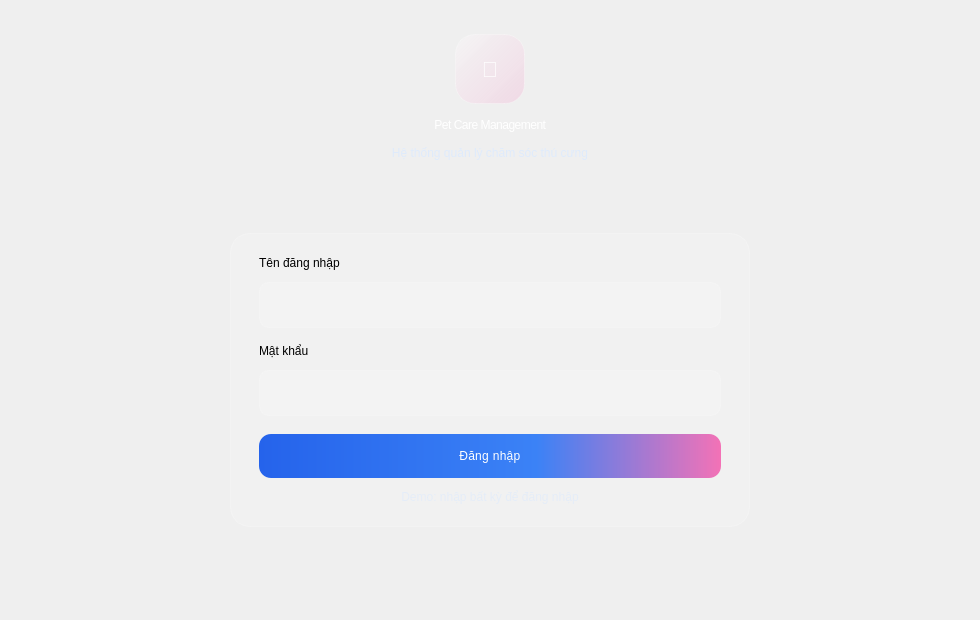
Old version of the form ui/login.ui in the repository thaieaut-engineer/LTUD_Python_Nhom_18.
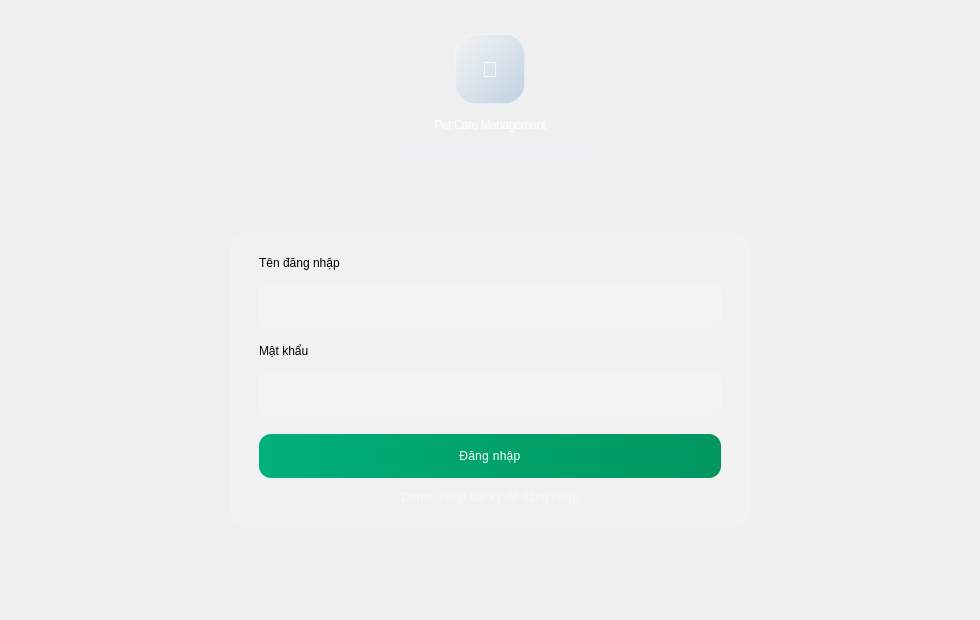
New version of the form.

```diff
--- a/ui/login.ui
+++ b/ui/login.ui
@@ -14,7 +14,7 @@
   <property name="styleSheet">
    <string notr="true">QWidget#LoginPage{
 background: qlineargradient(x1:0, y1:0, x2:1, y2:1,
-  stop:0 #0B1E3F, stop:0.35 #15306B, stop:0.7 #2563EB, stop:1 #F472B6);
+  stop:0 #006848, stop:0.45 #00965E, stop:1 #005EB8);
 }
 QWidget#LoginPage QLabel{
 background: transparent;
@@ -34,7 +34,7 @@
 padding: 11px 14px;
 color: #FFFFFF;
 font: 500 11pt "Segoe UI";
-selection-background-color: rgba(244,114,182,0.45);
+selection-background-color: rgba(0,150,94,0.55);
 min-height: 22px;
 }
 QFrame#LoginCard QLineEdit:hover{
@@ -51,11 +51,11 @@
 letter-spacing: -0.5px;
 }
 QLabel#Subtitle{
-color: rgba(219,234,254,0.85);
+color: rgba(230,245,255,0.88);
 font: 500 10pt "Segoe UI";
 }
 QLabel#FieldLabel{
-color: rgba(219,234,254,0.90);
+color: rgba(230,245,255,0.92);
 font: 700 9pt "Segoe UI";
 letter-spacing: 0.4px;
 }
@@ -66,7 +66,7 @@
 font: 800 11pt "Segoe UI";
 letter-spacing: 0.3px;
 padding: 11px 16px;
-background: qlineargradient(x1:0, y1:0, x2:1, y2:0, stop:0 #2563EB, stop:0.6 #3B82F6, stop:1 #F472B6);
+background: qlineargradient(x1:0, y1:0, x2:1, y2:0, stop:0 #00B078, stop:1 #00965E);
 }
 QPushButton#LoginButton:hover{
 background: qlineargradient(x1:0, y1:0, x2:1, y2:0, stop:0 #1D4ED8, stop:0.6 #2563EB, stop:1 #EC4899);
@@ -75,11 +75,11 @@
 background: qlineargradient(x1:0, y1:0, x2:1, y2:0, stop:0 #1E40AF, stop:1 #DB2777);
 }
 QLabel#Hint{
-color: rgba(219,234,254,0.55);
+color: rgba(255,255,255,0.50);
 font: 500 9pt "Segoe UI";
 }
 QFrame#Logo{
-background: qlineargradient(x1:0, y1:0, x2:1, y2:1, stop:0 rgba(255,255,255,0.32), stop:1 rgba(244,114,182,0.18));
+background: qlineargradient(x1:0, y1:0, x2:1, y2:1, stop:0 rgba(255,255,255,0.28), stop:1 rgba(0,94,184,0.20));
 border: 1px solid rgba(255,255,255,0.26);
 border-radius: 20px;
 }</string>
```
Left out of the diff: 8 changed lines with no effect on the pictures.
